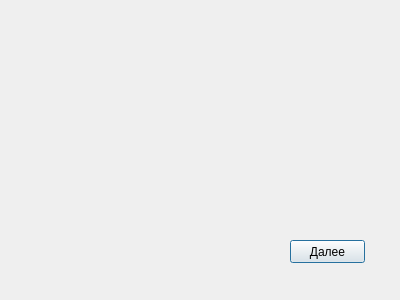
This is kent10813/BJ/information.ui in h31/ProgrammingCourseBackup as Qt 5 draws it before an edit. The edited form follows.
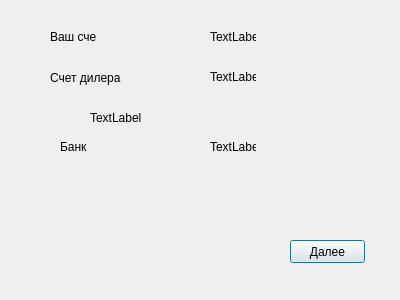
This is the edited form.

What changed in the file:
```diff
--- a/kent10813/BJ/information.ui
+++ b/kent10813/BJ/information.ui
@@ -26,6 +26,97 @@
     <string>Далее</string>
    </property>
   </widget>
+  <widget class="QLabel" name="label">
+   <property name="geometry">
+    <rect>
+     <x>210</x>
+     <y>30</y>
+     <width>46</width>
+     <height>13</height>
+    </rect>
+   </property>
+   <property name="text">
+    <string>TextLabel</string>
+   </property>
+  </widget>
+  <widget class="QLabel" name="label_2">
+   <property name="geometry">
+    <rect>
+     <x>50</x>
+     <y>30</y>
+     <width>46</width>
+     <height>13</height>
+    </rect>
+   </property>
+   <property name="text">
+    <string>Ваш счет</string>
+   </property>
+  </widget>
+  <widget class="QLabel" name="label_3">
+   <property name="geometry">
+    <rect>
+     <x>50</x>
+     <y>70</y>
+     <width>71</width>
+     <height>16</height>
+    </rect>
+   </property>
+   <property name="text">
+    <string>Счет дилера</string>
+   </property>
+  </widget>
+  <widget class="QLabel" name="label_4">
+   <property name="geometry">
+    <rect>
+     <x>210</x>
+     <y>70</y>
+     <width>46</width>
+     <height>13</height>
+    </rect>
+   </property>
+   <property name="text">
+    <string>TextLabel</string>
+   </property>
+  </widget>
+  <widget class="QLabel" name="label_5">
+   <property name="geometry">
+    <rect>
+     <x>60</x>
+     <y>140</y>
+     <width>46</width>
+     <height>13</height>
+    </rect>
+   </property>
+   <property name="text">
+    <string>Банк</string>
+   </property>
+  </widget>
+  <widget class="QLabel" name="label_6">
+   <property name="geometry">
+    <rect>
+     <x>210</x>
+     <y>140</y>
+     <width>46</width>
+     <height>13</height>
+    </rect>
+   </property>
+   <property name="text">
+    <string>TextLabel</string>
+   </property>
+  </widget>
+  <widget class="QLabel" name="label_7">
+   <property name="geometry">
+    <rect>
+     <x>90</x>
+     <y>110</y>
+     <width>181</width>
+     <height>16</height>
+    </rect>
+   </property>
+   <property name="text">
+    <string>TextLabel</string>
+   </property>
+  </widget>
  </widget>
  <resources/>
  <connections/>
```
